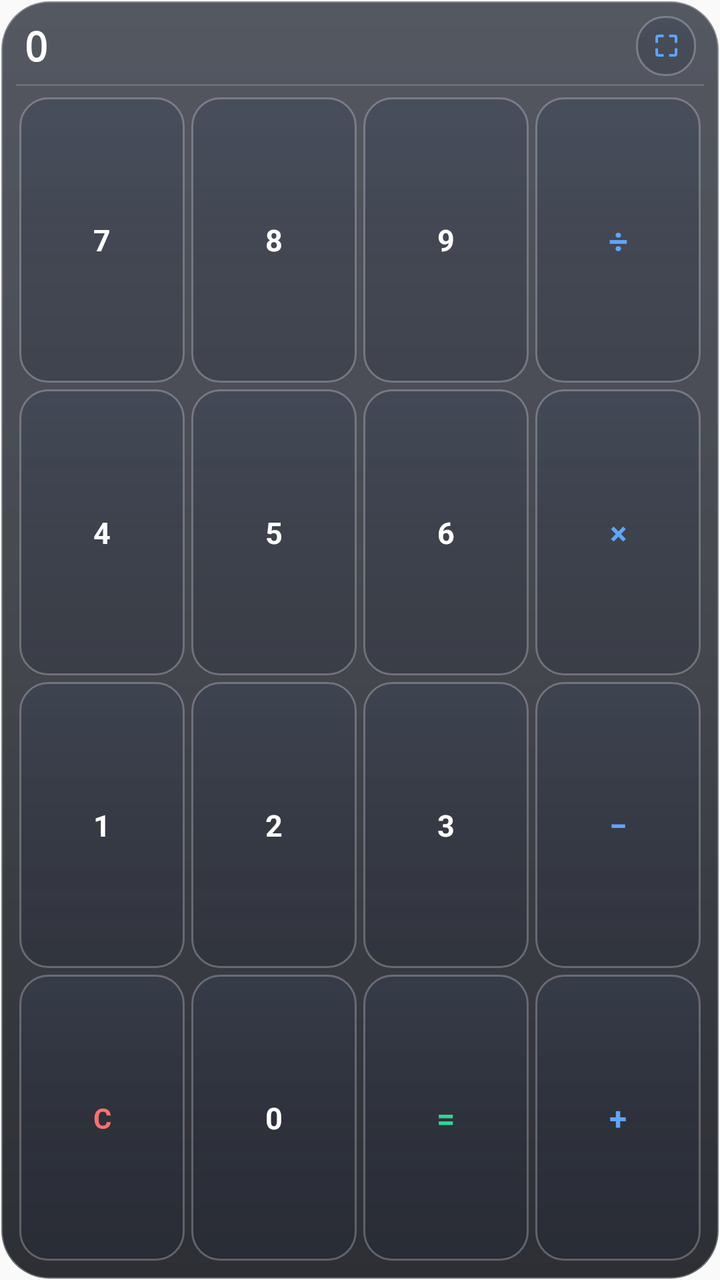
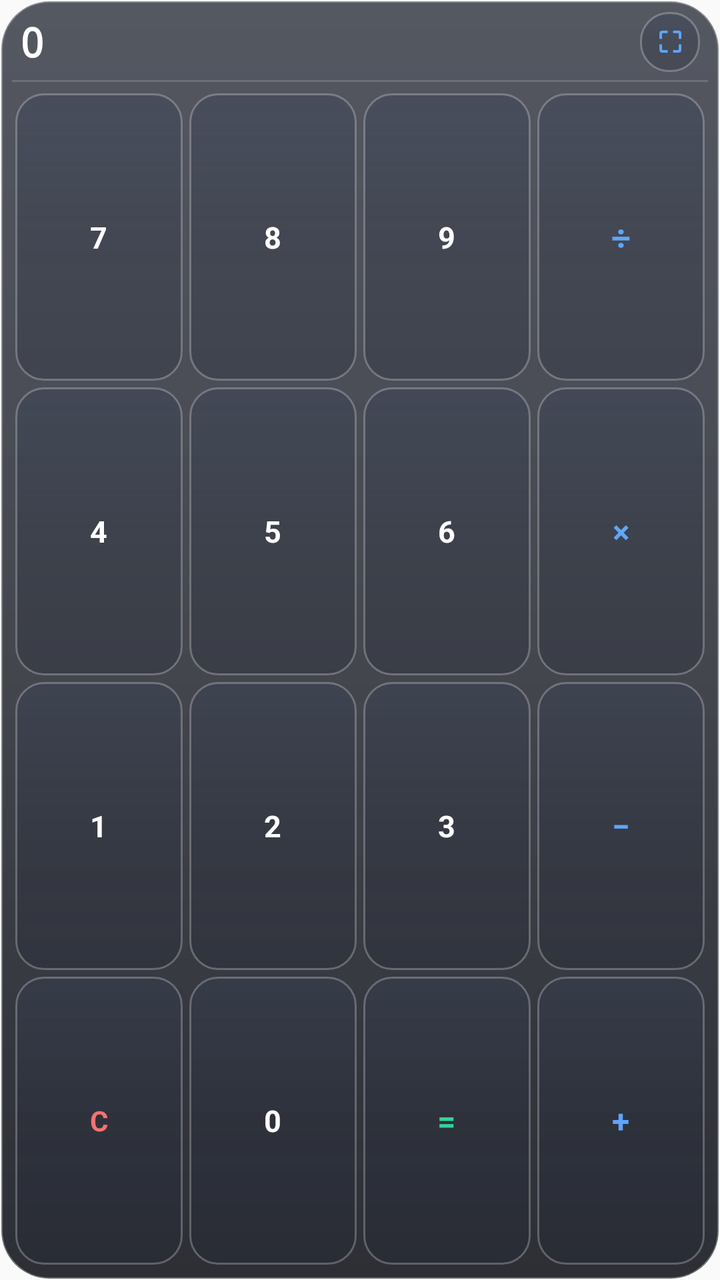

Compare the two renders of this Android layout. The source of the first and the diff that turns it into the second are given below.
<!-- AndroidManifest.xml: application theme AppTheme -->
<!-- res/layout/widget_calculator.xml -->
<?xml version="1.0" encoding="utf-8"?>
<LinearLayout xmlns:android="http://schemas.android.com/apk/res/android"
    android:id="@+id/widget_calc_root"
    android:layout_width="match_parent"
    android:layout_height="match_parent"
    android:background="@drawable/widget_bg"
    android:orientation="vertical"
    android:padding="8dp">

    
    <LinearLayout
        android:layout_width="match_parent"
        android:layout_height="wrap_content"
        android:gravity="center_vertical"
        android:orientation="horizontal"
        android:paddingStart="4dp"
        android:paddingEnd="4dp"
        android:paddingBottom="4dp">

        <TextView
            android:id="@+id/widget_calc_display"
            android:layout_width="0dp"
            android:layout_height="wrap_content"
            android:layout_weight="1"
            android:ellipsize="start"
            android:fontFamily="monospace"
            android:maxLines="1"
            android:text="0"
            android:textColor="#FFFFFF"
            android:textSize="20sp"
            android:textStyle="bold" />

        
        <TextView
            android:id="@+id/btn_calc_enlarge"
            android:layout_width="30dp"
            android:layout_height="30dp"
            android:layout_marginStart="6dp"
            android:background="@drawable/widget_btn_bg"
            android:gravity="center"
            android:text="⛶"
            android:textColor="#60A5FA"
            android:textSize="14sp"
            android:textStyle="bold" />
    </LinearLayout>

    <ImageView
        android:layout_width="match_parent"
        android:layout_height="1dp"
        android:layout_marginBottom="4dp"
        android:background="#26FFFFFF" />

    
    <LinearLayout
        android:layout_width="match_parent"
        android:layout_height="0dp"
        android:layout_weight="1"
        android:orientation="horizontal">

        <TextView android:id="@+id/btn_calc_7" android:layout_width="0dp" android:layout_height="match_parent" android:layout_margin="1.5dp" android:layout_weight="1" android:background="@drawable/widget_btn_bg" android:gravity="center" android:text="7" android:textColor="#FFFFFF" android:textSize="15sp" android:textStyle="bold" />
        <TextView android:id="@+id/btn_calc_8" android:layout_width="0dp" android:layout_height="match_parent" android:layout_margin="1.5dp" android:layout_weight="1" android:background="@drawable/widget_btn_bg" android:gravity="center" android:text="8" android:textColor="#FFFFFF" android:textSize="15sp" android:textStyle="bold" />
        <TextView android:id="@+id/btn_calc_9" android:layout_width="0dp" android:layout_height="match_parent" android:layout_margin="1.5dp" android:layout_weight="1" android:background="@drawable/widget_btn_bg" android:gravity="center" android:text="9" android:textColor="#FFFFFF" android:textSize="15sp" android:textStyle="bold" />
        <TextView android:id="@+id/btn_calc_div" android:layout_width="0dp" android:layout_height="match_parent" android:layout_margin="1.5dp" android:layout_weight="1" android:background="@drawable/widget_btn_bg" android:gravity="center" android:text="÷" android:textColor="#60A5FA" android:textSize="17sp" android:textStyle="bold" />
    </LinearLayout>

    
    <LinearLayout
        android:layout_width="match_parent"
        android:layout_height="0dp"
        android:layout_weight="1"
        android:orientation="horizontal">

        <TextView android:id="@+id/btn_calc_4" android:layout_width="0dp" android:layout_height="match_parent" android:layout_margin="1.5dp" android:layout_weight="1" android:background="@drawable/widget_btn_bg" android:gravity="center" android:text="4" android:textColor="#FFFFFF" android:textSize="15sp" android:textStyle="bold" />
        <TextView android:id="@+id/btn_calc_5" android:layout_width="0dp" android:layout_height="match_parent" android:layout_margin="1.5dp" android:layout_weight="1" android:background="@drawable/widget_btn_bg" android:gravity="center" android:text="5" android:textColor="#FFFFFF" android:textSize="15sp" android:textStyle="bold" />
        <TextView android:id="@+id/btn_calc_6" android:layout_width="0dp" android:layout_height="match_parent" android:layout_margin="1.5dp" android:layout_weight="1" android:background="@drawable/widget_btn_bg" android:gravity="center" android:text="6" android:textColor="#FFFFFF" android:textSize="15sp" android:textStyle="bold" />
        <TextView android:id="@+id/btn_calc_mul" android:layout_width="0dp" android:layout_height="match_parent" android:layout_margin="1.5dp" android:layout_weight="1" android:background="@drawable/widget_btn_bg" android:gravity="center" android:text="×" android:textColor="#60A5FA" android:textSize="16sp" android:textStyle="bold" />
    </LinearLayout>

    
    <LinearLayout
        android:layout_width="match_parent"
        android:layout_height="0dp"
        android:layout_weight="1"
        android:orientation="horizontal">

        <TextView android:id="@+id/btn_calc_1" android:layout_width="0dp" android:layout_height="match_parent" android:layout_margin="1.5dp" android:layout_weight="1" android:background="@drawable/widget_btn_bg" android:gravity="center" android:text="1" android:textColor="#FFFFFF" android:textSize="15sp" android:textStyle="bold" />
        <TextView android:id="@+id/btn_calc_2" android:layout_width="0dp" android:layout_height="match_parent" android:layout_margin="1.5dp" android:layout_weight="1" android:background="@drawable/widget_btn_bg" android:gravity="center" android:text="2" android:textColor="#FFFFFF" android:textSize="15sp" android:textStyle="bold" />
        <TextView android:id="@+id/btn_calc_3" android:layout_width="0dp" android:layout_height="match_parent" android:layout_margin="1.5dp" android:layout_weight="1" android:background="@drawable/widget_btn_bg" android:gravity="center" android:text="3" android:textColor="#FFFFFF" android:textSize="15sp" android:textStyle="bold" />
        <TextView android:id="@+id/btn_calc_sub" android:layout_width="0dp" android:layout_height="match_parent" android:layout_margin="1.5dp" android:layout_weight="1" android:background="@drawable/widget_btn_bg" android:gravity="center" android:text="−" android:textColor="#60A5FA" android:textSize="16sp" android:textStyle="bold" />
    </LinearLayout>

    
    <LinearLayout
        android:layout_width="match_parent"
        android:layout_height="0dp"
        android:layout_weight="1"
        android:orientation="horizontal">

        <TextView android:id="@+id/btn_calc_clear" android:layout_width="0dp" android:layout_height="match_parent" android:layout_margin="1.5dp" android:layout_weight="1" android:background="@drawable/widget_btn_bg" android:gravity="center" android:text="C" android:textColor="#F87171" android:textSize="14sp" android:textStyle="bold" />
        <TextView android:id="@+id/btn_calc_0" android:layout_width="0dp" android:layout_height="match_parent" android:layout_margin="1.5dp" android:layout_weight="1" android:background="@drawable/widget_btn_bg" android:gravity="center" android:text="0" android:textColor="#FFFFFF" android:textSize="15sp" android:textStyle="bold" />
        <TextView android:id="@+id/btn_calc_eq" android:layout_width="0dp" android:layout_height="match_parent" android:layout_margin="1.5dp" android:layout_weight="1" android:background="@drawable/widget_btn_bg" android:gravity="center" android:text="=" android:textColor="#34D399" android:textSize="16sp" android:textStyle="bold" />
        <TextView android:id="@+id/btn_calc_add" android:layout_width="0dp" android:layout_height="match_parent" android:layout_margin="1.5dp" android:layout_weight="1" android:background="@drawable/widget_btn_bg" android:gravity="center" android:text="+" android:textColor="#60A5FA" android:textSize="16sp" android:textStyle="bold" />
    </LinearLayout>

</LinearLayout>
<!-- resources referenced by this layout -->
<resources>
  <!-- drawable widget_bg (drawable) -->
  <?xml version="1.0" encoding="utf-8"?>
  <shape xmlns:android="http://schemas.android.com/apk/res/android"
      android:shape="rectangle">
      <corners android:radius="24dp" />
      <gradient
          android:angle="270"
          android:startColor="#B8141926"
          android:centerColor="#C40D111A"
          android:endColor="#D9080A12" />
      <stroke
          android:width="1.2dp"
          android:color="#4DFFFFFF" />
  </shape>
  <!-- drawable widget_btn_bg (drawable) -->
  <?xml version="1.0" encoding="utf-8"?>
  <shape xmlns:android="http://schemas.android.com/apk/res/android"
      android:shape="rectangle">
      <corners android:radius="14dp" />
      <gradient
          android:angle="270"
          android:startColor="#59333E56"
          android:centerColor="#4421293C"
          android:endColor="#36171E2E" />
      <stroke
          android:width="1dp"
          android:color="#40FFFFFF" />
  </shape>
  <style name="AppTheme" parent="Theme.AppCompat.Light.DarkActionBar">
          
          <item name="colorPrimary">@color/colorPrimary</item>
          <item name="colorPrimaryDark">@color/colorPrimaryDark</item>
          <item name="colorAccent">@color/colorAccent</item>
      </style>
</resources>

<!-- the commit's change to res/layout/widget_calculator.xml (unified diff, before → after) -->
@@ -5,7 +5,7 @@
     android:layout_height="match_parent"
     android:background="@drawable/widget_bg"
     android:orientation="vertical"
-    android:padding="8dp">
+    android:padding="6dp">
 
     
     <LinearLayout
